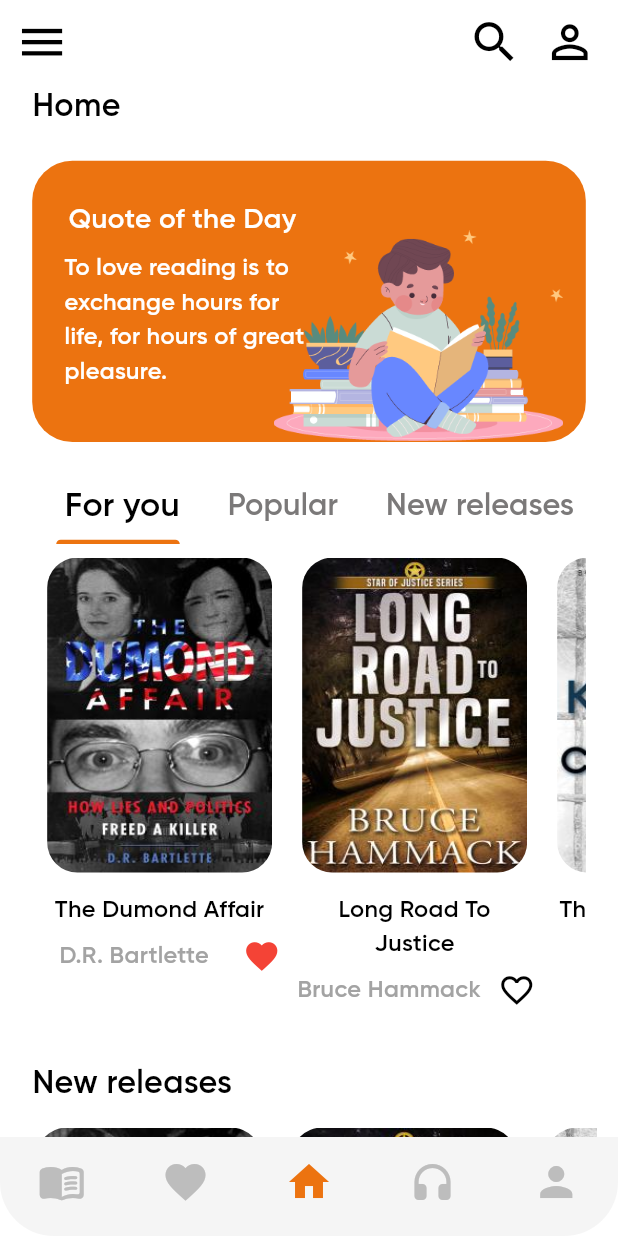
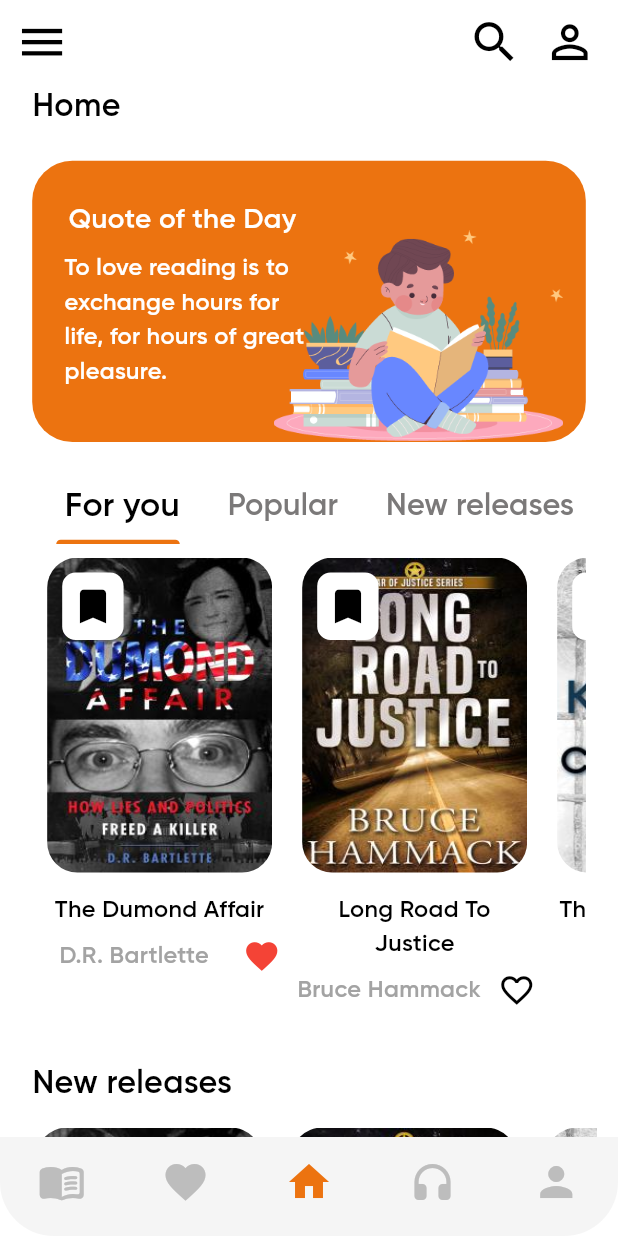
Before and after one commit to SamaShurrab/My.Book, a Flutter app: the HomePage screen opened by its route, on a phone screen of 412 x 824 dp. Run offline on Flutter 3.47's test engine with Material 3 defaults, Android fonts, the light colour scheme and no system bars; our stand-ins replace flutter_screenutil, flutter_svg_provider, image_picker.

Commit message:
The archives icon has been added and the books interface has been completed to display all books

```diff
--- a/lib/Custom Wedigt Design/book_information.dart
+++ b/lib/Custom Wedigt Design/book_information.dart
@@ -111,7 +111,6 @@ class BookInformationState extends State<BookInformation> {
       width: double.infinity,
       height: ScreenUtil().setHeight(widget.height),
       child: GridView.builder(
-        physics: BouncingScrollPhysics(),
         shrinkWrap: widget.shrinkWrap,
         scrollDirection: widget.scrollDirection,
         itemCount: filteredBook.length,
@@ -119,18 +118,67 @@ class BookInformationState extends State<BookInformation> {
           return Column(
             mainAxisSize: MainAxisSize.min,
             children: [
+              Stack(
+                children: [
                   InkWell(
                     splashColor: Colors.transparent,
                     onTap: () {},
                     child: ClipRRect(
-                  borderRadius: BorderRadius.circular(ScreenUtil().radius(15)),
-                  child: AssetImageWidget (
+                      borderRadius:
+                          BorderRadius.circular(ScreenUtil().radius(15)),
+                      child: AssetImageWidget(
                         imagePath: filteredBook[index].bookImage,
                         fit: BoxFit.fill,
                         width: 150,
                         height: 210,
                       ),
                     ),
+                  ),
+                  Positioned(
+                      left: 10,
+                      top: 10,
+                      child: Container(
+                        width: ScreenUtil().setWidth(20.w),
+                        height: ScreenUtil().setHeight(25.h),
+                        decoration: BoxDecoration(
+                            color: Colors.white,
+                            borderRadius: BorderRadius.circular(
+                                ScreenUtil().radius(5.r))),
+                        child: InkWell(
+                            splashColor: Colors.transparent,
+                            onTap: () {
+                              setState(() {
+                                // This variable represents the book that the heart icon was clicked on.
+                                final book = filteredBook[index];
+
+                                // This variable represents the index of the book whose data was taken from the filteredBook.
+                                final int bookIndex = bookDetails.indexOf(book);
+
+                                // To modify the value of the isSaved property each time the user clicks the heart icon in bookDetails.
+                                if (bookIndex != -1) {
+                                  bookDetails[bookIndex].isSaved =
+                                      !bookDetails[bookIndex].isSaved;
+                                } //if()
+
+                                // To update the filteredBook after each click on the heart icon for the wishlist page.
+                                if (widget.pageName == "wishlist") {
+                                  filteredBook = bookDetails
+                                      .where((item) => item.isFavorite)
+                                      .toList();
+                                } //if()
+                              });
+                            },
+                            child: Icon(
+                              filteredBook[index].isSaved
+                                  ? Icons.bookmark
+                                  : Icons.bookmark_border_outlined,
+                              size: 30,
+                              color: filteredBook[index].isSaved
+                                  ? Colors.black
+                                  : Colors.black,
+                            )),
+                      ))
+                ],
               ),
               SizedBox(
                 height: ScreenUtil().setHeight(10),
@@ -200,7 +248,7 @@ class BookInformationState extends State<BookInformation> {
                               color: filteredBook[index].isFavorite
                                   ? Colors.red
                                   : Colors.black,
-                            )))
+                            ))),
                   ],
                 ),
               )
```
Also changed, not shown: lib/Pages/books_page.dart (+11 -0 lines), App Screens/Later/Listen Book Page.png (renamed from App Screens/Don't/Listen Book Page.png), App Screens/Later/Read Book Page.png (renamed from App Screens/Don't/Read Book Page.png), App Screens/Later/Reading Now Page.png (renamed from App Screens/Don't/Reading Now Page.png), App Screens/Search Page.png (renamed from App Screens/Don't/Search Page.png). Lines whose indentation alone changed are shown as unchanged.
